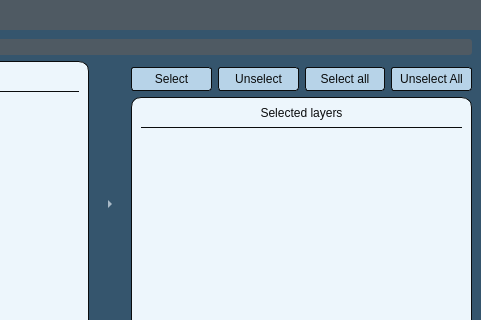
GIAPspzoo/GIAP_PolaMap_lite, file Kompozycje/nowa_kompozycja.ui: the form before one commit; both pictures show x 729 to 1210 and y 0 to 320 of the 1210 by 615 pixel window.
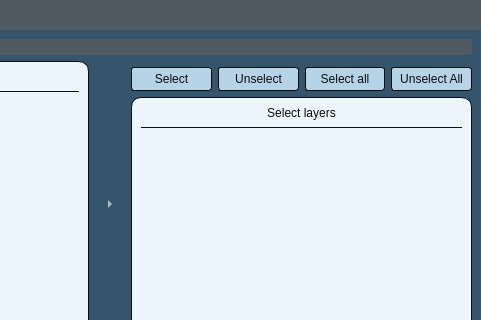
The form after the commit. Icons and pictures are not drawn.

Patch:
```diff
--- a/Kompozycje/nowa_kompozycja.ui
+++ b/Kompozycje/nowa_kompozycja.ui
@@ -451,7 +451,7 @@
 color: #0A0C0D;</string>
            </property>
            <property name="text">
-            <string>Selected layers</string>
+            <string>Select layers</string>
            </property>
            <property name="alignment">
             <set>Qt::AlignCenter</set>
```
